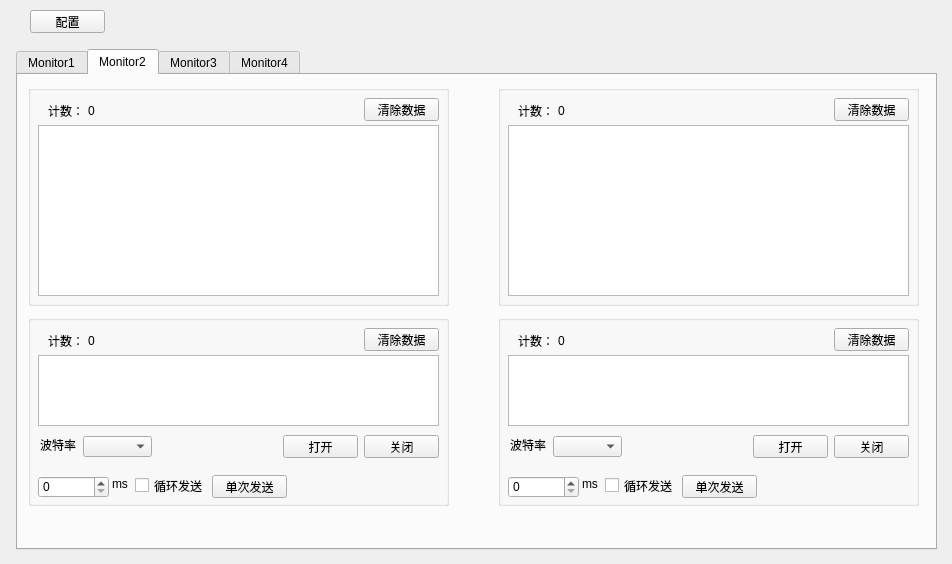
Above: mainwindow.ui from Mapleaph/comtest before the change. Below: the same form after it.
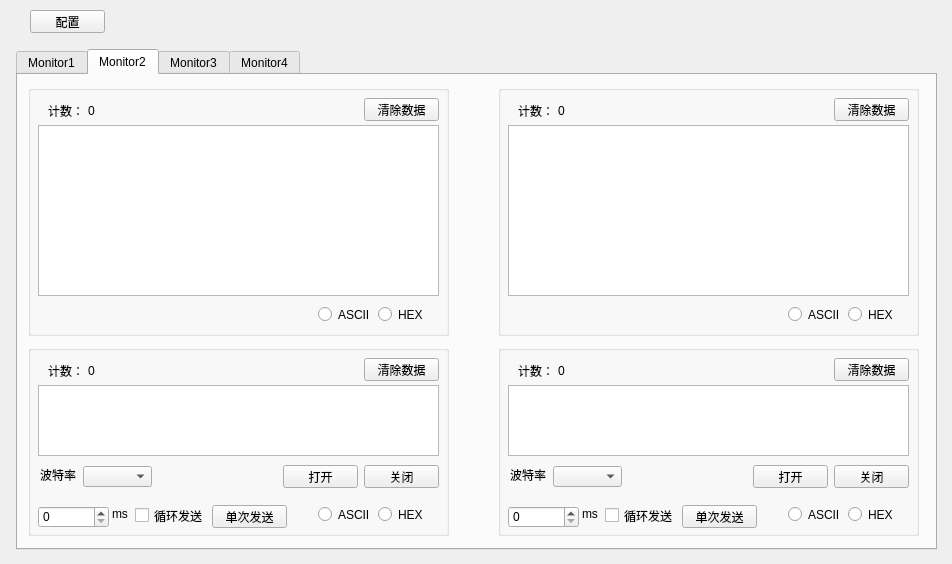
That is the form after the change. The open tabs and pages were chosen to show the change.

Diff of the .ui file:
```diff
--- a/mainwindow.ui
+++ b/mainwindow.ui
@@ -656,7 +656,7 @@
         <x>10</x>
         <y>10</y>
         <width>421</width>
-        <height>221</height>
+        <height>251</height>
        </rect>
       </property>
       <property name="title">
@@ -717,12 +717,44 @@
         <string>0</string>
        </property>
       </widget>
+      <widget class="QRadioButton" name="radio_ascii_31">
+       <property name="geometry">
+        <rect>
+         <x>290</x>
+         <y>220</y>
+         <width>51</width>
+         <height>19</height>
+        </rect>
+       </property>
+       <property name="text">
+        <string>ASCII</string>
+       </property>
+       <attribute name="buttonGroup">
+        <string notr="true">buttonGroup_13</string>
+       </attribute>
+      </widget>
+      <widget class="QRadioButton" name="radio_hex_31">
+       <property name="geometry">
+        <rect>
+         <x>350</x>
+         <y>220</y>
+         <width>51</width>
+         <height>19</height>
+        </rect>
+       </property>
+       <property name="text">
+        <string>HEX</string>
+       </property>
+       <attribute name="buttonGroup">
+        <string notr="true">buttonGroup_13</string>
+       </attribute>
+      </widget>
      </widget>
      <widget class="QGroupBox" name="groupBox_32">
       <property name="geometry">
        <rect>
         <x>10</x>
-        <y>240</y>
+        <y>270</y>
         <width>421</width>
         <height>191</height>
        </rect>
@@ -880,6 +912,38 @@
         <string>0</string>
        </property>
       </widget>
+      <widget class="QRadioButton" name="radio_hex_32">
+       <property name="geometry">
+        <rect>
+         <x>350</x>
+         <y>160</y>
+         <width>51</width>
+         <height>19</height>
+        </rect>
+       </property>
+       <property name="text">
+        <string>HEX</string>
+       </property>
+       <attribute name="buttonGroup">
+        <string notr="true">buttonGroup_16</string>
+       </attribute>
+      </widget>
+      <widget class="QRadioButton" name="radio_ascii_32">
+       <property name="geometry">
+        <rect>
+         <x>290</x>
+         <y>160</y>
+         <width>51</width>
+         <height>19</height>
+        </rect>
+       </property>
+       <property name="text">
+        <string>ASCII</string>
+       </property>
+       <attribute name="buttonGroup">
+        <string notr="true">buttonGroup_16</string>
+       </attribute>
+      </widget>
      </widget>
      <widget class="QGroupBox" name="groupBox_41">
       <property name="geometry">
@@ -887,7 +951,7 @@
         <x>480</x>
         <y>10</y>
         <width>421</width>
-        <height>221</height>
+        <height>251</height>
        </rect>
       </property>
       <property name="title">
@@ -948,12 +1012,44 @@
         <string>0</string>
        </property>
       </widget>
+      <widget class="QRadioButton" name="radio_hex_41">
+       <property name="geometry">
+        <rect>
+         <x>350</x>
+         <y>220</y>
+         <width>51</width>
+         <height>19</height>
+        </rect>
+       </property>
+       <property name="text">
+        <string>HEX</string>
+       </property>
+       <attribute name="buttonGroup">
+        <string notr="true">buttonGroup_14</string>
+       </attribute>
+      </widget>
+      <widget class="QRadioButton" name="radio_ascii_41">
+       <property name="geometry">
+        <rect>
+         <x>290</x>
+         <y>220</y>
+         <width>51</width>
+         <height>19</height>
+        </rect>
+       </property>
+       <property name="text">
+        <string>ASCII</string>
+       </property>
+       <attribute name="buttonGroup">
+        <string notr="true">buttonGroup_14</string>
+       </attribute>
+      </widget>
      </widget>
      <widget class="QGroupBox" name="groupBox_42">
       <property name="geometry">
        <rect>
         <x>480</x>
-        <y>240</y>
+        <y>270</y>
         <width>421</width>
         <height>191</height>
        </rect>
@@ -1111,6 +1207,38 @@
         <string>0</string>
        </property>
       </widget>
+      <widget class="QRadioButton" name="radio_hex_42">
+       <property name="geometry">
+        <rect>
+         <x>350</x>
+         <y>160</y>
+         <width>51</width>
+         <height>19</height>
+        </rect>
+       </property>
+       <property name="text">
+        <string>HEX</string>
+       </property>
+       <attribute name="buttonGroup">
+        <string notr="true">buttonGroup_15</string>
+       </attribute>
+      </widget>
+      <widget class="QRadioButton" name="radio_ascii_42">
+       <property name="geometry">
+        <rect>
+         <x>290</x>
+         <y>160</y>
+         <width>51</width>
+         <height>19</height>
+        </rect>
+       </property>
+       <property name="text">
+        <string>ASCII</string>
+       </property>
+       <attribute name="buttonGroup">
+        <string notr="true">buttonGroup_15</string>
+       </attribute>
+      </widget>
      </widget>
     </widget>
     <widget class="QWidget" name="tab_3">
```
Left out of the diff: 284 changed lines with no effect on the pictures.
